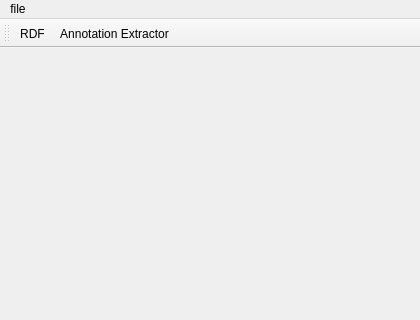
First picture: the form in forms/mainwindow.ui, repository Boazrciasn/RDFramework, before the edit; both pictures show x 0 to 420 and y 0 to 320 of the 420 by 1058 pixel window.
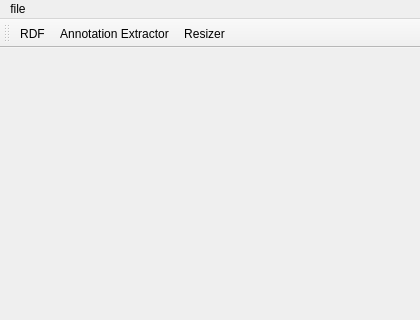
Second picture: the form after the edit.

```diff
--- a/forms/mainwindow.ui
+++ b/forms/mainwindow.ui
@@ -222,6 +222,7 @@
    </attribute>
    <addaction name="actionRDF"/>
    <addaction name="actionAnnotation_Extractor"/>
+   <addaction name="actionResizer"/>
   </widget>
   <widget class="QStatusBar" name="statusBar"/>
   <action name="actionAnnotation_Extractor">
@@ -234,6 +235,11 @@
     <string>RDF</string>
    </property>
   </action>
+  <action name="actionResizer">
+   <property name="text">
+    <string>Resizer</string>
+   </property>
+  </action>
  </widget>
  <layoutdefault spacing="6" margin="11"/>
  <resources/>
```
Left out of the diff: 3 changed lines with no effect on the pictures.
